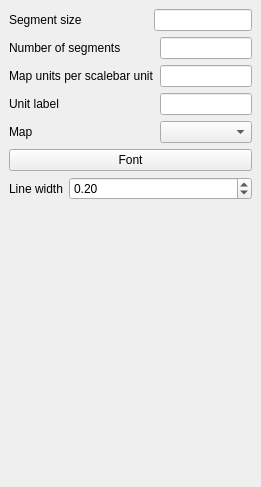
Before: the Qt Designer form src/ui/qgscomposerscalebarbase.ui in kadas-albireo/kadas-albireo, drawn with Qt 5.
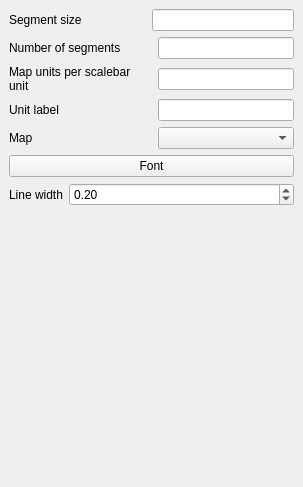
After: the same form once the commit is applied.

Commit message: Make QTextLabels word wrap to allow for longer text (useful for some languages that have longer text in map composer labels).

```diff
--- a/src/ui/qgscomposerscalebarbase.ui
+++ b/src/ui/qgscomposerscalebarbase.ui
@@ -5,7 +5,7 @@
    <rect>
     <x>0</x>
     <y>0</y>
-    <width>261</width>
+    <width>303</width>
     <height>487</height>
    </rect>
   </property>
@@ -40,6 +40,9 @@
        <property name="text" >
         <string>Line width</string>
        </property>
+       <property name="wordWrap" >
+        <bool>true</bool>
+       </property>
        <property name="buddy" >
         <cstring>mLineWidthSpinBox</cstring>
        </property>
@@ -84,6 +87,9 @@
        <property name="text" >
         <string>Unit label</string>
        </property>
+       <property name="wordWrap" >
+        <bool>true</bool>
+       </property>
        <property name="buddy" >
         <cstring>mUnitLabelLineEdit</cstring>
        </property>
@@ -120,6 +126,9 @@
        <property name="text" >
         <string>Map</string>
        </property>
+       <property name="wordWrap" >
+        <bool>true</bool>
+       </property>
        <property name="buddy" >
         <cstring>mMapComboBox</cstring>
        </property>
@@ -130,6 +139,9 @@
        <property name="text" >
         <string>Segment size</string>
        </property>
+       <property name="wordWrap" >
+        <bool>true</bool>
+       </property>
        <property name="buddy" >
         <cstring>mSegmentLengthLineEdit</cstring>
        </property>
@@ -146,6 +158,9 @@
        <property name="text" >
         <string>Map units per scalebar unit</string>
        </property>
+       <property name="wordWrap" >
+        <bool>true</bool>
+       </property>
        <property name="buddy" >
         <cstring>mMapUnitsPerUnitLineEdit</cstring>
        </property>
@@ -156,6 +171,9 @@
        <property name="text" >
         <string>Number of segments</string>
        </property>
+       <property name="wordWrap" >
+        <bool>true</bool>
+       </property>
        <property name="buddy" >
         <cstring>mNumSegmentsLineEdit</cstring>
        </property>
```
The commit also changes 3 other files.
